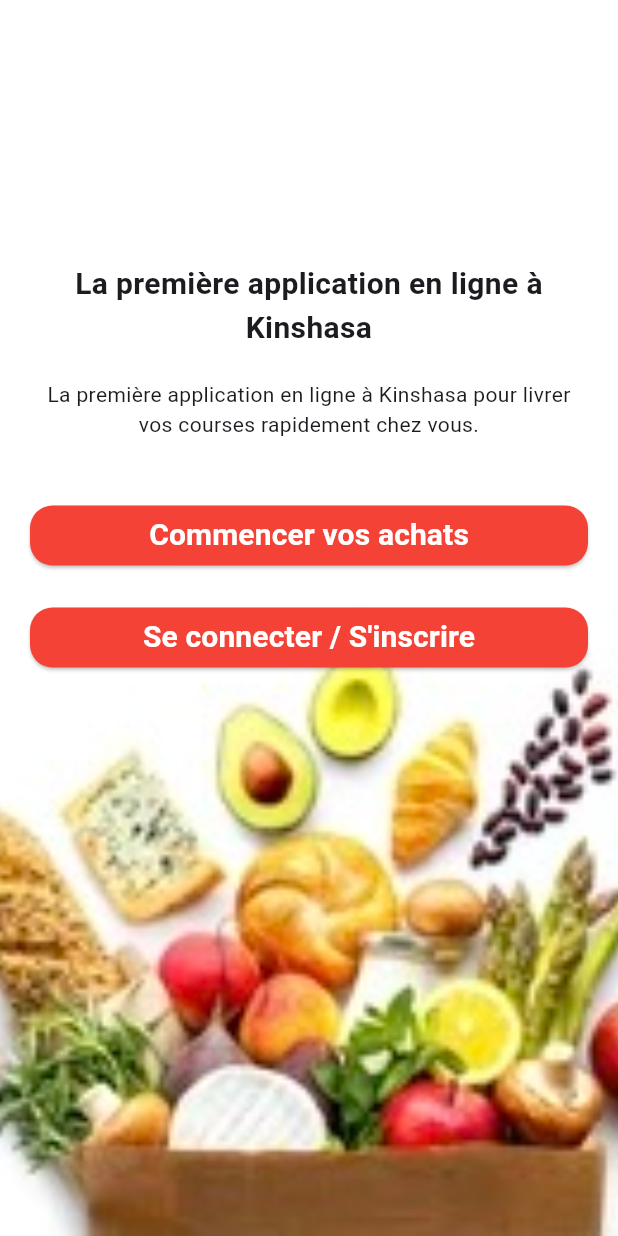
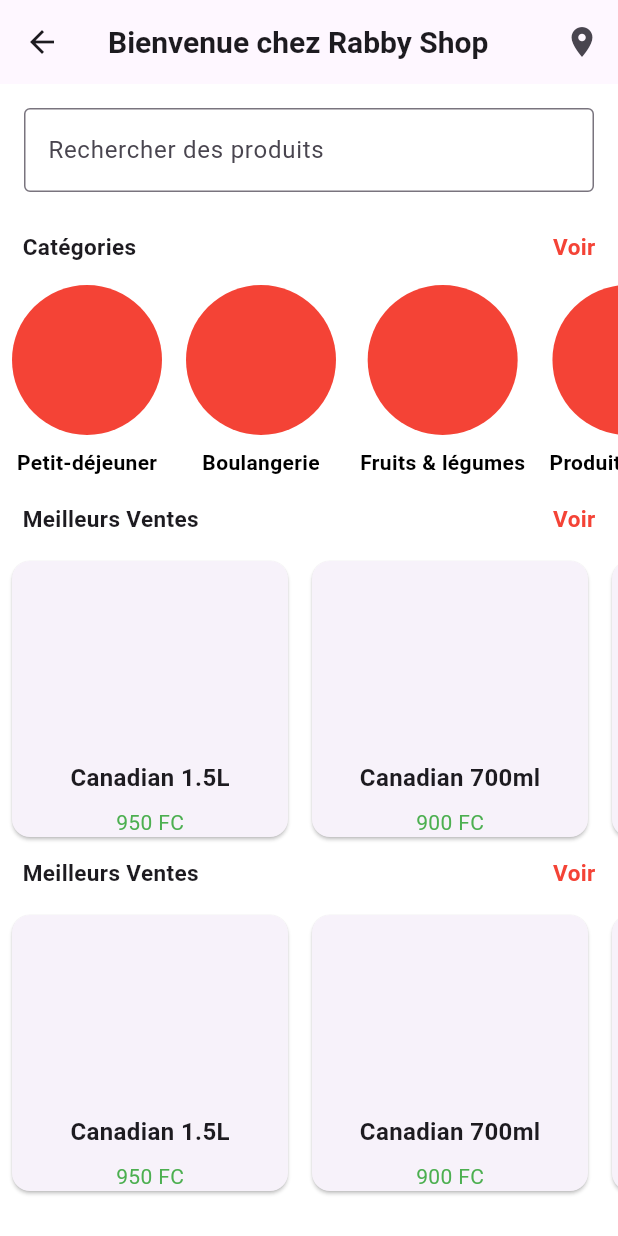
Before and after one commit to jnthnkabongo/shoppiApp, a Flutter app: the screen it shows after launch, after a tap on "Se connecter / S'inscrire", on a phone screen of 412 x 824 dp. Run offline on Flutter 3.47's test engine with Material 3 defaults, Android fonts, the phone set to English and light mode, and no system bars; our stand-ins replace lottie.

Commit message:
l'accueil de l'application

```diff
--- /dev/null
+++ b/lib/pages/accueil.dart
@@ -0,0 +1,219 @@
+import 'package:flutter/material.dart';
+
+class MyAccueil extends StatefulWidget {
+  const MyAccueil({super.key});
+
+  @override
+  State<MyAccueil> createState() => _MyAccueil();
+}
+
+class _MyAccueil extends State<MyAccueil> {
+
+  @override
+  Widget build(BuildContext context) {
+    return Scaffold(
+      appBar: AppBar(
+        title: const Text('Bienvenue chez Rabby Shop'),
+        actions: [
+          IconButton(
+            icon: const Icon(Icons.location_on),
+            onPressed: () {
+            },
+          ),
+        ],
+      ),
+      body: SingleChildScrollView(
+        child: Column(
+          children: [
+            const Padding(
+              padding: EdgeInsets.all(16.0),
+              child: TextField(
+                decoration: InputDecoration(
+                  hintText: 'Rechercher des produits',
+                  border: OutlineInputBorder(),
+                ),
+              ),
+            ),
+            const Center(
+              child: Row(
+                mainAxisAlignment: MainAxisAlignment.spaceBetween,
+                children: [
+                  Padding(
+                    padding: EdgeInsets.only(top: 10, bottom: 15, left: 15),
+                    child: Text(
+                      'Catégories',
+                      style: TextStyle(fontSize: 15, fontWeight: FontWeight.bold),
+                    ),
+                  ),
+                  Padding(
+                    padding: EdgeInsets.only(top: 10, bottom: 15, right: 15),
+                    child: Text(
+                      'Voir',
+                      style: TextStyle(
+                        fontSize: 15,
+                        fontWeight: FontWeight.bold,
+                        color: Colors.red),
+                    ),
+                  ),
+                ],
+              ),
+            ),
+            SizedBox(
+              height: 140,
+              child: ListView(
+                scrollDirection: Axis.horizontal,
+                children: const [
+                  CategoryCard('Petit-déjeuner'),
+                  CategoryCard('Boulangerie'),
+                  CategoryCard('Fruits & légumes'),
+                  CategoryCard('Produits laitiers'),
+                ],
+              ),
+            ),
+            const Center(
+              child: Row(
+                mainAxisAlignment: MainAxisAlignment.spaceBetween,
+                children: [
+                  Padding(
+                    padding: EdgeInsets.only(top: 5, bottom: 10, left: 15),
+                    child: Text(
+                      'Meilleurs Ventes',
+                      style: TextStyle(fontSize: 15, fontWeight: FontWeight.bold),
+                    ),
+                  ),
+                  Padding(
+                    padding: EdgeInsets.only(top: 5, bottom: 10, right: 15),
+                    child: Text(
+                      'Voir',
+                      style: TextStyle(
+                        fontSize: 15,
+                        fontWeight: FontWeight.bold,
+                        color: Colors.red),
+                    ),
+                  ),
+                ],
+              ),
+            ),
+             SizedBox(
+              height: 200,
+              child: GridView.count(
+                crossAxisCount: 1,
+                scrollDirection: Axis.horizontal,
+                children: const [
+                  ProductCard('Canadian 1.5L', '950 FC'),
+                  ProductCard('Canadian 700ml', '900 FC'),
+                  ProductCard('Swissta 3', '600 FC'),
+                  ProductCard('Coca-Cola 1L', '800 FC'),
+                  ProductCard('Canadian 1.5L', '950 FC'),
+                  ProductCard('Canadian 700ml', '900 FC'),
+                  ProductCard('Swissta 3', '600 FC'),
+                  ProductCard('Coca-Cola 1L', '800 FC'),
+                ],
+              ),
+            ),
+            const Center(
+              child: Row(
+                mainAxisAlignment: MainAxisAlignment.spaceBetween,
+                children: [
+                  Padding(
+                    padding: EdgeInsets.only(top: 5, bottom: 10, left: 15),
+                    child: Text(
+                      'Meilleurs Ventes',
+                      style: TextStyle(fontSize: 15, fontWeight: FontWeight.bold),
+                    ),
+                  ),
+                  Padding(
+                    padding: EdgeInsets.only(top: 5, bottom: 10, right: 15),
+                    child: Text(
+                      'Voir',
+                      style: TextStyle(
+                        fontSize: 15,
+                        fontWeight: FontWeight.bold,
+                        color: Colors.red),
+                    ),
+                  ),
+                ],
+              ),
+            ),
+            SizedBox(
+              height: 200,
+              child: GridView.count(
+                crossAxisCount: 1,
+                scrollDirection: Axis.horizontal,
+                children: const [
+                  ProductCard('Canadian 1.5L', '950 FC'),
+                  ProductCard('Canadian 700ml', '900 FC'),
+                  ProductCard('Swissta 3', '600 FC'),
+                  ProductCard('Coca-Cola 1L', '800 FC'),
+                  ProductCard('Canadian 1.5L', '950 FC'),
+                  ProductCard('Canadian 700ml', '900 FC'),
+                  ProductCard('Swissta 3', '600 FC'),
+                  ProductCard('Coca-Cola 1L', '800 FC'),
+                ],
+              ),
+            ),
+          ],
+        ),
+      ),
+    );
+  }
+}
+
+class CategoryCard extends StatelessWidget {
+  final String title;
+
+  const CategoryCard(this.title, {super.key});
+
+  @override
+  Widget build(BuildContext context) {
+    return Column(
+      children: [
+        Container(
+          width: 100,
+          height: 100,
+          margin: const EdgeInsets.symmetric(horizontal: 8.0),
+
+          decoration: BoxDecoration(
+            color: Colors.red,
+            borderRadius: BorderRadius.circular(50.0),
+          ),
+          child: const Center(
+            // Aucun texte ici
+          ),
+        ),
+        Padding(
+          padding: const EdgeInsets.all(8.0),
+          child: Text(
+            title,
+            style: const TextStyle(
+              color: Colors.black,
+              fontWeight: FontWeight.bold,
+            ),
+          ),
+        ),
+      ],
+    );
+  }
+}
+
+class ProductCard extends StatelessWidget {
+  final String title;
+  final String price;
+
+  const ProductCard(this.title, this.price);
+
+  @override
+  Widget build(BuildContext context) {
+    return Card(
+      margin: const EdgeInsets.all(8.0),
+      child: Column(
+        mainAxisAlignment: MainAxisAlignment.end,
+        children: [
+          Text(title, style: const TextStyle(fontSize: 16, fontWeight: FontWeight.bold)),
+          const SizedBox(height: 8.0),
+          Text(price, style: const TextStyle(color: Colors.green)),
+        ],
+      ),
+    );
+  }
+}
--- a/lib/pages/connexion_page.dart
+++ b/lib/pages/connexion_page.dart
@@ -1,4 +1,5 @@
 import 'package:flutter/material.dart';
+import 'package:shoppi_flutter/pages/accueil.dart';
 import 'package:shoppi_flutter/shared/widgets/custom_button.dart';
 
 class MyConnexion extends StatelessWidget {
@@ -45,7 +46,9 @@ class MyConnexion extends StatelessWidget {
                 ),
                 CustomButton(
                   text: "Se connecter / S'inscrire",
-                  onPressed: () {},
+                  onPressed: () {
+                    Navigator.push(context, MaterialPageRoute(builder: (context) => MyAccueil()),);
+                  },
                 ),
                 const SizedBox(height: 200),
               ],
```
